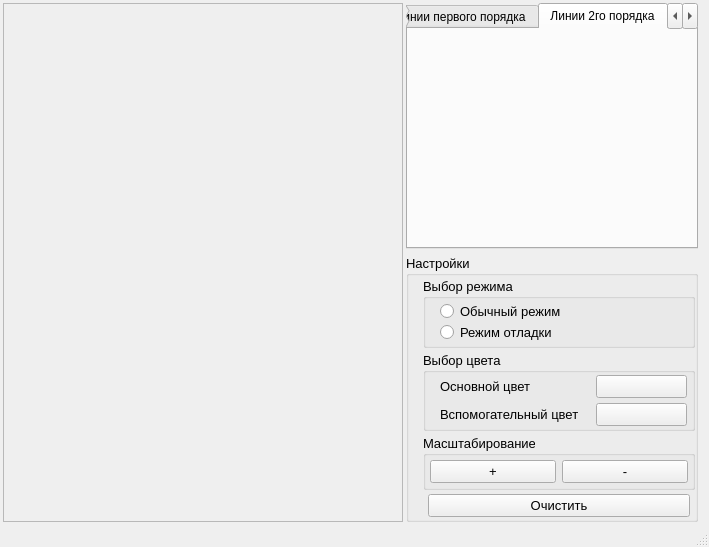
Old version of the form mainwindow.ui in the repository asvitenkov/GIIS.
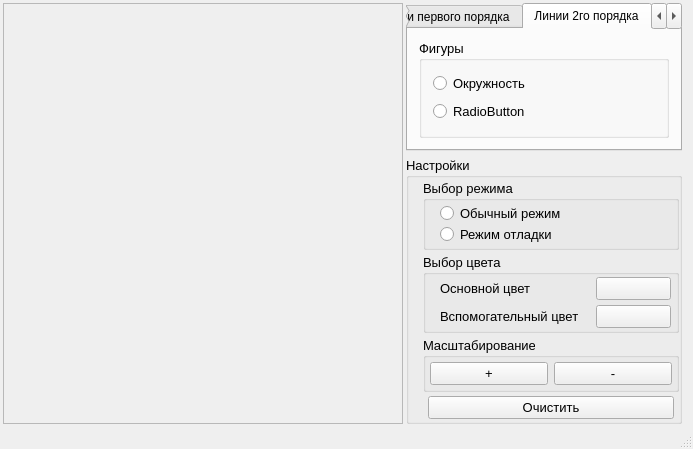
New version of the form. The open tabs and pages were chosen to show the change.

Patch:
```diff
--- a/mainwindow.ui
+++ b/mainwindow.ui
@@ -6,8 +6,8 @@
    <rect>
     <x>0</x>
     <y>0</y>
-    <width>709</width>
-    <height>547</height>
+    <width>691</width>
+    <height>442</height>
    </rect>
   </property>
   <property name="windowTitle">
@@ -157,22 +157,52 @@
                </item>
               </layout>
              </item>
-             <item row="1" column="0">
-              <widget class="QCheckBox" name="checkBoxHightlightEndPoints">
-               <property name="text">
-                <string>Подсвечивать концы отрезка</string>
-               </property>
-              </widget>
-             </item>
             </layout>
            </widget>
           </item>
+          <item row="1" column="0">
+           <widget class="QCheckBox" name="checkBoxHightlightEndPoints">
+            <property name="text">
+             <string>Подсвечивать концы отрезка</string>
+            </property>
+           </widget>
+          </item>
          </layout>
         </widget>
-        <widget class="QWidget" name="tab_3">
+        <widget class="QWidget" name="algorithmLines2order">
          <attribute name="title">
           <string>Линии 2го порядка</string>
          </attribute>
+         <layout class="QGridLayout" name="gridLayout_9">
+          <item row="0" column="0">
+           <widget class="QGroupBox" name="groupBox_2">
+            <property name="font">
+             <font>
+              <pointsize>10</pointsize>
+             </font>
+            </property>
+            <property name="title">
+             <string>Фигуры</string>
+            </property>
+            <layout class="QVBoxLayout" name="verticalLayout_3">
+             <item>
+              <widget class="QRadioButton" name="radioBtnRound">
+               <property name="text">
+                <string>Окружность</string>
+               </property>
+              </widget>
+             </item>
+             <item>
+              <widget class="QRadioButton" name="radioButton_2">
+               <property name="text">
+                <string>RadioButton</string>
+               </property>
+              </widget>
+             </item>
+            </layout>
+           </widget>
+          </item>
+         </layout>
         </widget>
         <widget class="QWidget" name="tab_2">
          <attribute name="title">
@@ -463,7 +493,7 @@
     <rect>
      <x>0</x>
      <y>0</y>
-     <width>709</width>
+     <width>691</width>
      <height>21</height>
     </rect>
    </property>
```
